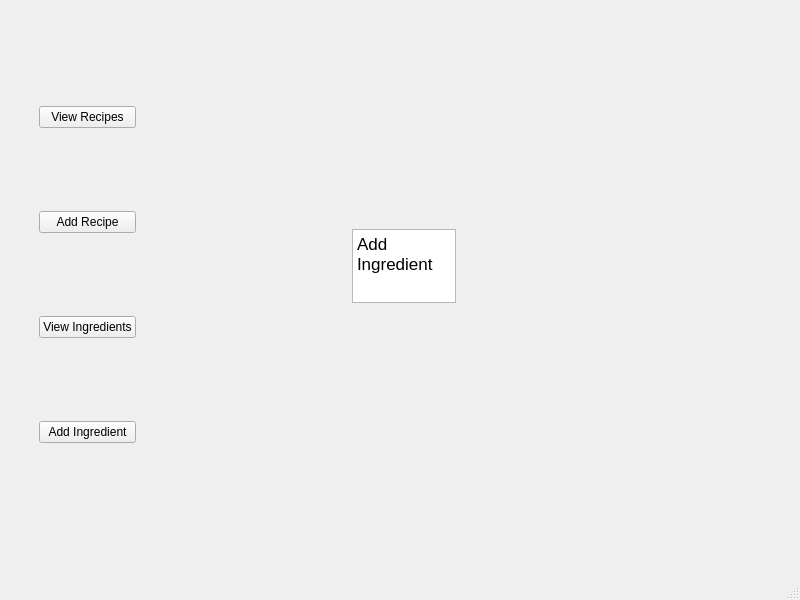
This is mainwindow.ui in Bourkupine/cs4076-project as Qt 5 draws it before an edit. The edited form follows.
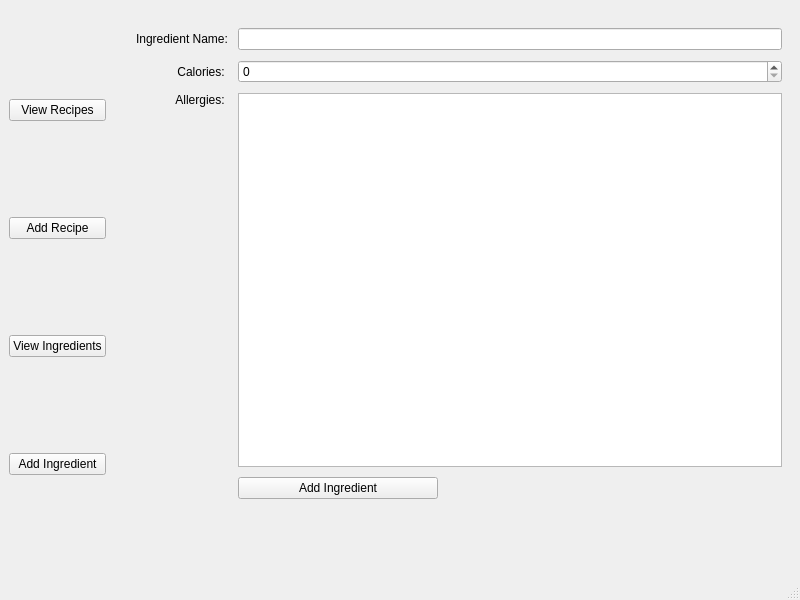
This is the edited form. The open tabs and pages were chosen to show the change.

Commit message: Added allergies, recipe and ingredients now are created

Diff of the .ui file:
```diff
--- a/mainwindow.ui
+++ b/mainwindow.ui
@@ -14,15 +14,8 @@
    <string>MainWindow</string>
   </property>
   <widget class="QWidget" name="centralwidget">
-   <widget class="QWidget" name="horizontalLayoutWidget">
-    <property name="geometry">
-     <rect>
-      <x>39</x>
-      <y>29</y>
-      <width>731</width>
-      <height>491</height>
-     </rect>
-    </property>
+   <layout class="QGridLayout" name="gridLayout_2">
+    <item row="0" column="0">
     <layout class="QHBoxLayout" name="horizontalLayout">
      <item>
       <layout class="QVBoxLayout" name="verticalLayout_2">
@@ -107,32 +100,91 @@
         </widget>
        </widget>
        <widget class="QWidget" name="addIngredient">
-        <widget class="QTextEdit" name="textEdit_4">
+         <widget class="QWidget" name="gridLayoutWidget_2">
          <property name="geometry">
           <rect>
-           <x>210</x>
-           <y>200</y>
-           <width>104</width>
-           <height>74</height>
-          </rect>
-         </property>
-         <property name="html">
-          <string>&lt;!DOCTYPE HTML PUBLIC &quot;-//W3C//DTD HTML 4.0//EN&quot; &quot;http://www.w3.org/TR/REC-html40/strict.dtd&quot;&gt;
-&lt;html&gt;&lt;head&gt;&lt;meta name=&quot;qrichtext&quot; content=&quot;1&quot; /&gt;&lt;meta charset=&quot;utf-8&quot; /&gt;&lt;style type=&quot;text/css&quot;&gt;
-p, li { white-space: pre-wrap; }
-hr { height: 1px; border-width: 0; }
-li.unchecked::marker { content: &quot;\2610&quot;; }
-li.checked::marker { content: &quot;\2612&quot;; }
-&lt;/style&gt;&lt;/head&gt;&lt;body style=&quot; font-family:'.AppleSystemUIFont'; font-size:13pt; font-weight:400; font-style:normal;&quot;&gt;
-&lt;p style=&quot; margin-top:0px; margin-bottom:0px; margin-left:0px; margin-right:0px; -qt-block-indent:0; text-indent:0px;&quot;&gt;Add Ingredient&lt;/p&gt;
-&lt;p style=&quot;-qt-paragraph-type:empty; margin-top:0px; margin-bottom:0px; margin-left:0px; margin-right:0px; -qt-block-indent:0; text-indent:0px;&quot;&gt;&lt;br /&gt;&lt;/p&gt;&lt;/body&gt;&lt;/html&gt;</string>
-         </property>
-        </widget>
-       </widget>
-      </widget>
-     </item>
-    </layout>
-   </widget>
+            <x>19</x>
+            <y>19</y>
+            <width>651</width>
+            <height>471</height>
+           </rect>
+          </property>
+          <layout class="QGridLayout" name="gridLayout_3" rowstretch="0,0,0,0,0,0" columnstretch="0,0,0,0,0">
+           <property name="leftMargin">
+            <number>5</number>
+           </property>
+           <property name="spacing">
+            <number>10</number>
+           </property>
+           <item row="3" column="0">
+            <widget class="QLabel" name="label_4">
+             <property name="text">
+              <string>Allergies: </string>
+             </property>
+             <property name="alignment">
+              <set>Qt::AlignRight|Qt::AlignTop|Qt::AlignTrailing</set>
+             </property>
+            </widget>
+           </item>
+           <item row="0" column="3">
+            <widget class="QLineEdit" name="lineEdit_2"/>
+           </item>
+           <item row="2" column="0">
+            <widget class="QLabel" name="label_3">
+             <property name="layoutDirection">
+              <enum>Qt::LeftToRight</enum>
+             </property>
+             <property name="text">
+              <string>Calories: </string>
+             </property>
+             <property name="alignment">
+              <set>Qt::AlignRight|Qt::AlignTrailing|Qt::AlignVCenter</set>
+             </property>
+            </widget>
+           </item>
+           <item row="2" column="3">
+            <widget class="QSpinBox" name="calAmount"/>
+           </item>
+           <item row="0" column="0">
+            <widget class="QLabel" name="label_2">
+             <property name="text">
+              <string>Ingredient Name:</string>
+             </property>
+            </widget>
+           </item>
+           <item row="4" column="3">
+            <widget class="QPushButton" name="createIngredient">
+             <property name="sizePolicy">
+              <sizepolicy hsizetype="Minimum" vsizetype="Fixed">
+               <horstretch>0</horstretch>
+               <verstretch>0</verstretch>
+              </sizepolicy>
+             </property>
+             <property name="maximumSize">
+              <size>
+               <width>200</width>
+               <height>500</height>
+              </size>
+             </property>
+             <property name="layoutDirection">
+              <enum>Qt::LeftToRight</enum>
+             </property>
+             <property name="text">
+              <string>Add Ingredient</string>
+             </property>
+            </widget>
+           </item>
+           <item row="3" column="3">
+            <widget class="QListWidget" name="viewAllergies"/>
+           </item>
+          </layout>
+         </widget>
+        </widget>
+       </widget>
+      </item>
+     </layout>
+    </item>
+   </layout>
   </widget>
   <widget class="QMenuBar" name="menubar">
    <property name="geometry">
```
Left out of the diff: 18 changed lines with no effect on the pictures. Lines whose indentation alone changed are shown as unchanged. The commit also changes 6 other files.
